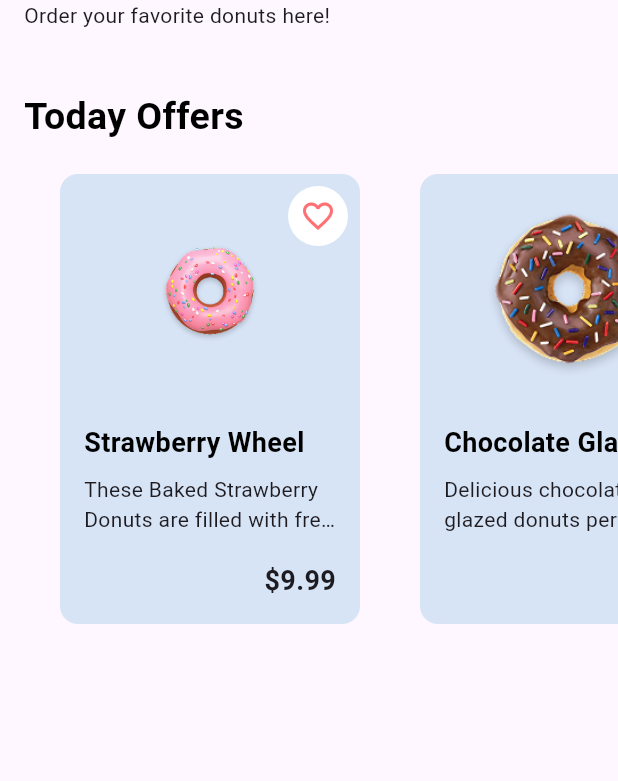
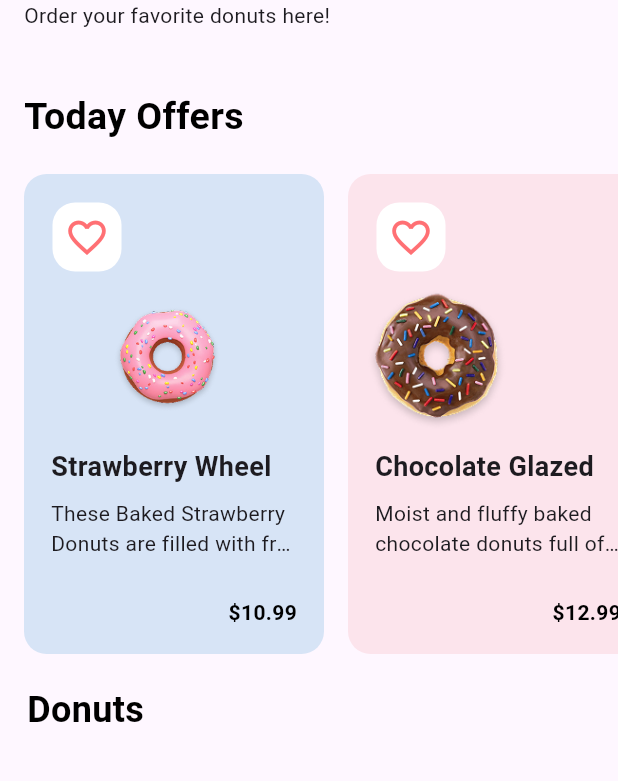
Before and after one commit to iamfarazbaloch/flutter_projects, a Flutter app: the HomePage screen opened directly, on a phone screen of 412 x 824 dp, the part 60-841 px from its top. Run offline on Flutter 3.47's test engine with Material 3 defaults, Android fonts, the phone set to English and light mode, and no system bars; our stand-ins replace cloud_firestore, firebase_auth, firebase_core, flutter_slidable, gap, google_fonts and 4 more; missing offline and left inert: agora_rtc_engine; accounts and stored records are empty.

Commit message:
donuts list

```diff
--- /dev/null
+++ b/go_nuts_app/lib/model/donuts_model.dart
@@ -0,0 +1,28 @@
+class DonutsModel {
+  String name;
+  String imagePath;
+  int price;
+  DonutsModel({
+    required this.name,
+    required this.imagePath,
+    required this.price,
+  });
+}
+
+List<DonutsModel> donutsList = [
+  DonutsModel(
+    name: 'Chocolate Cherry',
+    imagePath: '',
+    price: 10,
+  ),
+  DonutsModel(
+    name: 'Strawberry Rain',
+    imagePath: '',
+    price: 10,
+  ),
+  DonutsModel(
+    name: 'Strawberry Cream',
+    imagePath: '',
+    price: 10,
+  ),
+];
--- /dev/null
+++ b/go_nuts_app/lib/model/today_offer.dart
@@ -0,0 +1,36 @@
+import 'package:flutter/material.dart';
+
+class TodayOffer {
+  final String title;
+  final String description;
+  final String image;
+  final double price;
+  final Color color;
+
+  TodayOffer({
+    required this.title,
+    required this.description,
+    required this.image,
+    required this.price,
+    required this.color,
+  });
+}
+
+List<TodayOffer> todayOffers = [
+  TodayOffer(
+    title: "Strawberry Wheel",
+    description:
+        "These Baked Strawberry Donuts are filled with fresh strawberries...",
+    image: "assets/products/strawberry.png",
+    price: 10.99,
+    color: Color(0xFFD7E4F6),
+  ),
+  TodayOffer(
+    title: "Chocolate Glazed",
+    description:
+        "Moist and fluffy baked chocolate donuts full of chocolate flavor.",
+    image: "assets/products/chocolate.png",
+    price: 12.99,
+    color: Colors.pink.shade50,
+  ),
+];
--- a/go_nuts_app/lib/pages/home_page.dart
+++ b/go_nuts_app/lib/pages/home_page.dart
@@ -1,6 +1,6 @@
 import 'package:flutter/material.dart';
 import 'package:gap/gap.dart';
-import 'package:go_nuts_app/widgets/today_offer.dart';
+import 'package:go_nuts_app/model/today_offer.dart';
 
 class HomePage extends StatefulWidget {
   const HomePage({super.key});
@@ -36,7 +36,7 @@ class _HomePageState extends State<HomePage> {
                   Container(
                     padding: const EdgeInsets.all(8.0),
                     decoration: BoxDecoration(
-                      color: const Color(0xFFFED8DF),
+                      color: Color(0xFFFED8DF),
                       borderRadius: BorderRadius.circular(
                         10.0,
                       ),
@@ -69,27 +69,127 @@ class _HomePageState extends State<HomePage> {
               ),
             ),
             const Gap(20),
-            Expanded(
-              child: ListView(
+            SizedBox(
+              height: 320,
+              child: ListView.builder(
                 scrollDirection: Axis.horizontal,
-                children: const [
-                  TodayOffer(
-                    title: 'Strawberry Wheel',
-                    description:
-                        'These Baked Strawberry Donuts are filled with fresh strawberries...',
-                    price: '\$9.99',
-                    imagePath:
-                        'assets/products/strawberry.png',
-                  ),
-                  TodayOffer(
-                    title: 'Chocolate Glaze',
-                    description:
-                        'Delicious chocolate glazed donuts perfect for your sweet tooth!',
-                    price: '\$8.49',
-                    imagePath:
-                        'assets/products/chocolate.png',
-                  ),
-                ],
+                padding: const EdgeInsets.only(left: 16.0),
+                itemCount: todayOffers.length,
+                itemBuilder: (context, index) {
+                  final offer = todayOffers[index];
+                  return Stack(
+                    children: [
+                      Container(
+                        padding: const EdgeInsets.all(10.0),
+                        margin: const EdgeInsets.only(
+                          right: 16.0,
+                        ),
+                        width: 200,
+                        decoration: BoxDecoration(
+                          borderRadius:
+                              BorderRadius.circular(15.0),
+                          color: offer.color,
+                        ),
+                        child: Column(
+                          crossAxisAlignment:
+                              CrossAxisAlignment.start,
+                          children: [
+                            Container(
+                              margin: const EdgeInsets.all(
+                                9,
+                              ),
+                              padding: const EdgeInsets.all(
+                                8,
+                              ),
+                              decoration: BoxDecoration(
+                                color: Colors.white,
+                                borderRadius:
+                                    BorderRadius.circular(
+                                      15.0,
+                                    ),
+                              ),
+                              child: const Icon(
+                                Icons
+                                    .favorite_border_outlined,
+                                color: Color(0xFFFF7074),
+                                size: 30,
+                              ),
+                            ),
+                            // Wrap Image.asset inside a Stack to position it
+                            Stack(
+                              children: [
+                                Image.asset(
+                                  offer.image,
+                                  height: 100,
+                                  fit: BoxFit.contain,
+                                ),
+                              ],
+                            ),
+                            Padding(
+                              padding: const EdgeInsets.all(
+                                8.0,
+                              ),
+                              child: Text(
+                                offer.title,
+                                style: const TextStyle(
+                                  fontWeight:
+                                      FontWeight.bold,
+                                  fontSize: 18,
+                                ),
+                              ),
+                            ),
+                            Padding(
+                              padding:
+                                  const EdgeInsets.symmetric(
+                                    horizontal: 8.0,
+                                  ),
+                              child: Text(
+                                offer.description,
+                                maxLines: 2,
+                                overflow:
+                                    TextOverflow.ellipsis,
+                              ),
+                            ),
+                            const Spacer(),
+                            Padding(
+                              padding:
+                                  const EdgeInsets.symmetric(
+                                    horizontal: 8.0,
+                                    vertical: 8,
+                                  ),
+                              child: Row(
+                                mainAxisAlignment:
+                                    MainAxisAlignment.end,
+                                children: [
+                                  Text(
+                                    '\$${offer.price.toStringAsFixed(2)}',
+                                    style: const TextStyle(
+                                      fontWeight:
+                                          FontWeight.bold,
+                                      color: Colors.black,
+                                    ),
+                                  ),
+                                ],
+                              ),
+                            ),
+                          ],
+                        ),
+                      ),
+                    ],
+                  );
+                },
+              ),
+            ),
+            Gap(20),
+            Padding(
+              padding: const EdgeInsets.only(left: 18.0),
+              child: Text(
+                'Donuts',
+                style: TextStyle(
+                  color: Colors.black,
+                  fontSize: 24,
+                  fontWeight: FontWeight.bold,
+                ),
               ),
             ),
           ],
--- a/go_nuts_app/lib/widgets/today_offer.dart
+++ /dev/null
@@ -1,95 +0,0 @@
-import 'package:flutter/material.dart';
-import 'package:gap/gap.dart';
-
-class TodayOffer extends StatelessWidget {
-  final String title;
-  final String description;
-  final String price;
-  final String imagePath;
-
-  const TodayOffer({
-    super.key,
-    required this.title,
-    required this.description,
-    required this.price,
-    required this.imagePath,
-  });
-
-  @override
-  Widget build(BuildContext context) {
-    return Padding(
-      padding: const EdgeInsets.only(left: 40.0),
-      child: Stack(
-        clipBehavior: Clip.none,
-        children: [
-          Container(
-            padding: const EdgeInsets.all(16),
-            height: 300,
-            width: 200,
-            decoration: BoxDecoration(
-              color: const Color(0xFFD7E4F6),
-              borderRadius: BorderRadius.circular(12),
-            ),
-            child: Column(
-              crossAxisAlignment: CrossAxisAlignment.start,
-              children: [
-                const SizedBox(height: 150),
-                Text(
-                  title,
-                  style: const TextStyle(
-                    fontSize: 18,
-                    color: Colors.black,
-                    fontWeight: FontWeight.bold,
-                  ),
-                ),
-                const Gap(8),
-                Text(
-                  description,
-                  maxLines: 2,
-                  overflow: TextOverflow.ellipsis,
-                ),
-                const Spacer(),
-                Row(
-                  mainAxisAlignment: MainAxisAlignment.end,
-                  children: [
-                    Text(
-                      price,
-                      style: const TextStyle(
-                        fontSize: 18,
-                        fontWeight: FontWeight.bold,
-                      ),
-                    ),
-                  ],
-                ),
-              ],
-            ),
-          ),
-          Positioned(
-            top: 20,
-            left: 20,
-            right: 20,
-            child: Center(
-              child: Image.asset(imagePath, height: 120),
-            ),
-          ),
-          Positioned(
-            top: 8,
-            right: 8,
-            child: Container(
-              padding: const EdgeInsets.all(8),
-              decoration: const BoxDecoration(
-                color: Colors.white,
-                shape: BoxShape.circle,
-              ),
-              child: const Icon(
-                Icons.favorite_border_outlined,
-                size: 24,
-                color: Color(0xFFFF7074),
-              ),
-            ),
-          ),
-        ],
-      ),
-    );
-  }
-}
```
